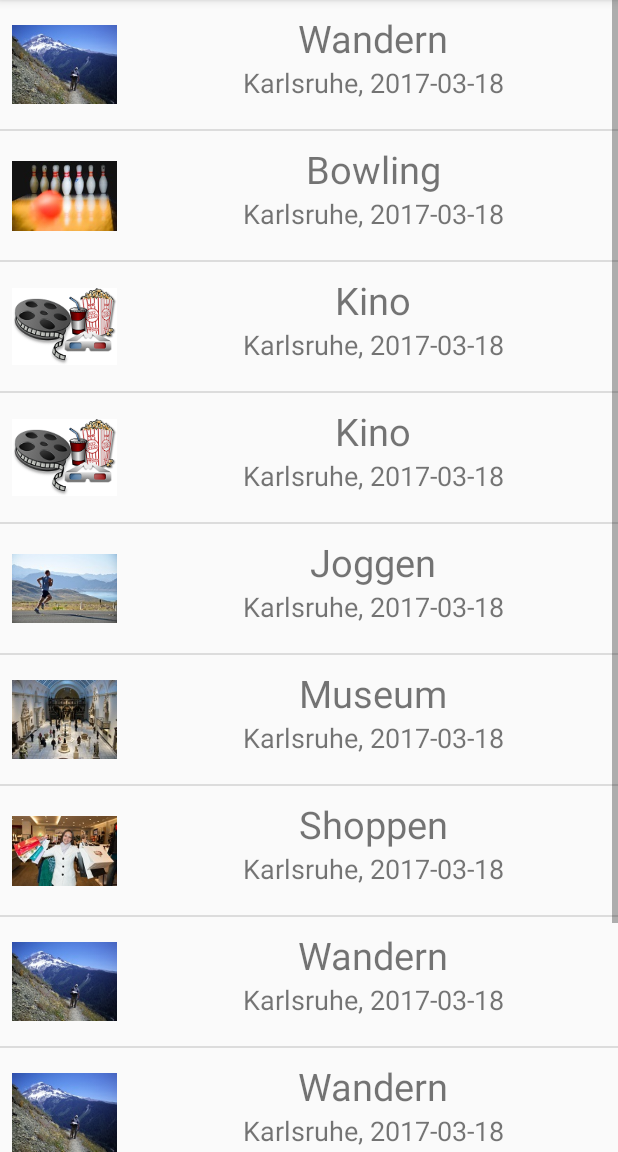
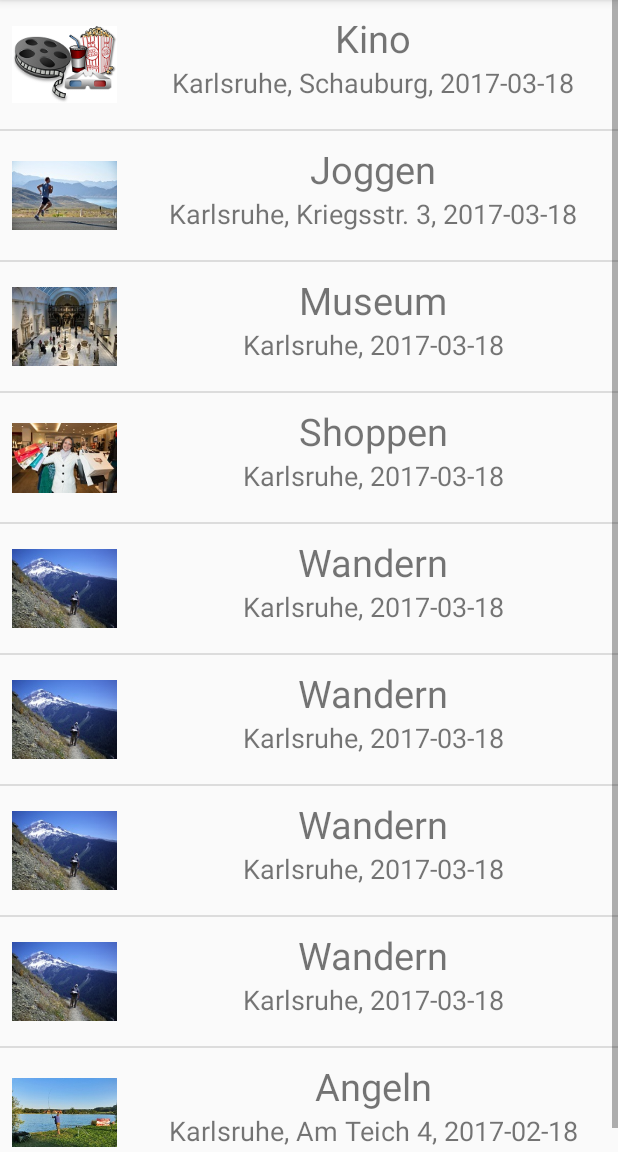
Before and after one commit to julianking1/Rentnertreff, an Android app: the screen it shows after launch (MainActivity), after a tap on an icon or button, on a phone screen of 412 x 824 dp, the part 84-1236 px from its top. Run offline under Robolectric (Android 15) with nearby library versions, the light colour scheme and no system bars.

Commit message:
Tada. I have no idea what I'm doing :D

```diff
--- a/app/src/main/java/com/example/julian/rentnertreff/Activities/MainActivity.java
+++ b/app/src/main/java/com/example/julian/rentnertreff/Activities/MainActivity.java
@@ -65,9 +65,9 @@ public class MainActivity extends AppCompatActivity
          * */
         // Inserting Contacts
         Log.d("Insert: ", "Inserting ..");
-        db.addEvent(new Event(1, "Wandern", "Natur" , "BEschreibung" , "2017-03-18" , "2017-03-18", 0, 1, 5.20, "Karlsruhe", R.drawable.wandern_event_bild, 20, 10, 1, 1, 1, "Wanderschuhe", 3));
-        db.addEvent(new Event(1, "Wandern", "Natur" , "BEschreibung" , "2017-03-18" , "2017-03-18", 0, 0, 5.20, "Karlsruhe", R.drawable.wandern_event_bild, 20, 10, 1, 1, 1, "Wanderschuhe", 3));
-        db.addEvent(new Event(1, "Wandern", "Natur" , "BEschreibung" , "2017-03-18" , "2017-03-18", 0, 0, 5.20, "Karlsruhe", R.drawable.wandern_event_bild, 20, 10, 1, 1, 1, "Wanderschuhe", 3));
+        db.addEvent(new Event(1, "Burgenwandern", "Natur" , "Der Pfälzerwaldverein bietet eine geführte Tour durch die Berge. Wir wandern ca. 3 Stunden über Wiesn und Täler. Besichtigen werden wir unter anderem die Burg Trifeld." , "2017-04-18" , "2017-04-18", 0, 0, 15.00, "Annweiler", R.drawable.burg_event_bild, 30, 12, 1, 0, 1, "Wanderschuhe mitbringen", 0));
+        db.addEvent(new Event(1, "Radtour", "Natur" , "Wir fahren gemütlich mit dem Rad durch die Umgebung Karlsruhes. Unser Begleiter Fritz Mann zeigt uns die schönsten Picknickplätze." , "2017-04-19" , "2017-04-19", 1, 0, 20.20, "Karlsruhe", R.drawable.rad_event_bild, 30, 8, 1, 0, 1, "Helm nicht vergessen!", 0));
+        db.addEvent(new Event(1, "Picknick", "Natur" , "Wir treffen uns im Park und veranstalten ein internationales Frühstück. Gesponsort wird das Essen von der Sprachschule Heiner. Gerne können Sie Fragen zum aktuellen Kursangebot stellen." , "2017-04-11" , "2017-04-11", 1, 0, 5.00, "Karlsruhe Stadtpark", R.drawable.picknick_event_bild, 50, 39, 1, 1, 1, "Wanderschuhe", 3));
         db.addEvent(new Event(1, "Wandern", "Natur" , "BEschreibung" , "2017-03-18" , "2017-03-18", 0, 0, 5.20, "Karlsruhe", R.drawable.wandern_event_bild, 20, 10, 1, 1, 1, "Wanderschuhe", 3));
         db.addEvent(new Event(1, "Wandern", "Natur" , "BEschreibung" , "2017-03-18" , "2017-03-18", 0, 0, 5.20, "Karlsruhe", R.drawable.wandern_event_bild, 20, 10, 1, 1, 1, "Wanderschuhe", 3));
         db.addEvent(new Event(1, "Wandern", "Natur" , "BEschreibung" , "2017-03-18" , "2017-03-18", 0, 0, 5.20, "Karlsruhe", R.drawable.wandern_event_bild, 20, 10, 1, 1, 1, "Wanderschuhe", 3));
@@ -75,11 +75,11 @@ public class MainActivity extends AppCompatActivity
         db.addEvent(new Event(1, "Wandern", "Natur" , "BEschreibung" , "2017-03-18" , "2017-03-18", 0, 0, 5.20, "Karlsruhe", R.drawable.wandern_event_bild, 20, 10, 1, 1, 1, "Wanderschuhe", 3));
         db.addEvent(new Event(1, "Wandern", "Natur" , "BEschreibung" , "2017-03-18" , "2017-03-18", 0, 0, 5.20, "Karlsruhe", R.drawable.wandern_event_bild, 20, 10, 1, 1, 1, "Wanderschuhe", 3));
         db.addEvent(new Event(2, "Angeln", "Natur" , "BEschreibung" , "2017-03-18" , "2017-03-18", 0, 0, 5.20, "Karlsruhe", R.drawable.wandern_event_bild, 20, 10, 1, 1, 1, "Wanderschuhe", 3));
-        db.addEvent(new Event(3, "Bowling", "Unterhaltung" , "BEschreibung" , "2017-03-18" , "2017-03-18", 0, 1, 5.20, "Karlsruhe", R.drawable.bowling_event_bild, 20, 10, 1, 1, 1, "Wanderschuhe", 3));
-        db.addEvent(new Event(4, "Kino", "Unterhaltung" , "BEschreibung" , "2017-03-18" , "2017-03-18", 0, 1, 5.20, "Karlsruhe", R.drawable.kino_event_bild, 20, 10, 1, 1, 1, "Wanderschuhe", 3));
-        db.addEvent(new Event(4, "Kino", "Unterhaltung" , "BEschreibung" , "2017-03-18" , "2017-03-18", 0, 1, 5.20, "Karlsruhe", R.drawable.kino_event_bild, 20, 10, 1, 1, 1, "Wanderschuhe", 3));
-        db.addEvent(new Event(4, "Spieleabend", "Gehirnjogging" , "BEschreibung" , "2017-03-18" , "2017-03-18", 1, 0, 5.2, "Karlsruhe", R.drawable.spiele_event_bild, 20, 10, 1, 1, 1, "Wanderschuhe", 3));
-        db.addEvent(new Event(4, "Joggen", "Sport" , "BEschreibung" , "2017-03-18" , "2017-03-18", 0, 1, 5.20, "Karlsruhe", R.drawable.joggen_event_bild, 20, 10, 1, 1, 1, "Wanderschuhe", 3));
+        db.addEvent(new Event(3, "Bowling", "Unterhaltung" , "Heute bieten wir wieder unser berühmtes Spezial-Angebot an. Im Preis sind 2 Stunden Bowling und das Tagesgericht inklusive. Auf Wunsch veranstalten wir außerdem ein kleines Turnier." , "2017-05-01" , "2017-05-01", 1, 0, 18.20, "Karlsruhe, Hauptstr. 3", R.drawable.bowling_event_bild, 20, 10, 1, 1, 1, "Sportschuhe mitbringen", 0));
+        db.addEvent(new Event(4, "Kino", "Unterhaltung" , "Wir zeigen den Film HONIG IM KOPF im Rentner-Spezial. Zur Vorführung erhalten sie eine heiße Milch mit Honig und eine Brezel gratis." , "2017-03-18" , "2017-03-18", 0, 1, 15.00, "Karlsruhe, Schauburg", R.drawable.kino_event_bild, 50, 40, 1, 1, 0, "keine Sitzplatzreservierung", 3));
+        db.addEvent(new Event(4, "Kino", "Unterhaltung" , "Wir zeigen den Film STIRB LANGSAM 4.0 im Rentner-Spezial. Ein Arzt ist vor Ort, sodass sich Herz-Kreislauf-schwache Zuschauer keine Sorgen machen müssen." , "2017-04-09" , "2017-04-09", 0, 0, 15.20, "Karlsruhe, Schauburg", R.drawable.kino_event_bild, 50, 10, 1, 1, 0, "Getränk gratis", 3));
+        db.addEvent(new Event(4, "Spieleabend", "Gehirnjogging" , "Wir spielen Kniffel im Cafè Bauer. Gerne dürfen auch andere Gesellschaftsspiele mitgebracht werden. Eine heiße Schokolade ist im Preis mit inbegriffen. " , "2017-03-25" , "2017-03-25", 1, 0, 5.2, "Karlsruhe, Café Bauer", R.drawable.spiele_event_bild, 20, 10, 1, 1, 1, " ein Heißgetränk gratis", 3));
+        db.addEvent(new Event(4, "Joggen", "Sport" , "Das Fitness Center möchte eine neue Laufgruppe speziell für Rentner ins Leben rufen. Zum ersten gemeinsamen Laufen treffen wir uns vor dem Eingang. Auch Nicht-Mitglieder sind eingeladen an der Veranstaltung teilzunehmen." , "2017-03-18" , "2017-03-18", 0, 1, 4.20, "Karlsruhe, Kriegsstr. 3", R.drawable.joggen_event_bild, 20, 14, 1, 0, 0, "Sportschuhe", 4));
         db.addEvent(new Event(4, "Museum", "Kultur" , "BEschreibung" , "2017-03-18" , "2017-03-18", 0, 1, 5.20, "Karlsruhe", R.drawable.museum_event_bild, 20, 10, 1, 1, 1, "Wanderschuhe", 3));
         db.addEvent(new Event(4, "Shoppen", "Alltag" , "BEschreibung" , "2017-03-18" , "2017-03-18", 0, 1, 5.20, "Karlsruhe", R.drawable.shoppen_event_bild, 20, 10, 1, 1, 1, "Wanderschuhe", 3));
         db.addEvent(new Event(1, "Wandern", "Natur" , "BEschreibung" , "2017-03-18" , "2017-03-18", 0, 0, 5.20, "Karlsruhe", R.drawable.wandern_event_bild, 20, 10, 1, 1, 1, "Wanderschuhe", 3));
@@ -91,14 +91,14 @@ public class MainActivity extends AppCompatActivity
         db.addEvent(new Event(1, "Wandern", "Natur" , "BEschreibung" , "2017-03-18" , "2017-03-18", 0, 1, 5.20, "Karlsruhe", R.drawable.wandern_event_bild, 20, 10, 1, 1, 1, "Wanderschuhe", 3));
         db.addEvent(new Event(1, "Wandern", "Natur" , "BEschreibung" , "2017-03-18" , "2017-03-18", 0, 0, 5.20, "Karlsruhe", R.drawable.wandern_event_bild, 20, 10, 1, 1, 1, "Wanderschuhe", 3));
         db.addEvent(new Event(1, "Wandern", "Natur" , "BEschreibung" , "2017-03-18" , "2017-03-18", 0, 0, 5.20, "Karlsruhe", R.drawable.wandern_event_bild, 20, 10, 1, 1, 1, "Wanderschuhe", 3));
-        db.addEvent(new Event(2, "Angeln", "Natur" , "BEschreibung" , "2017-03-18" , "2017-03-18", 0, 0, 5.20, "Karlsruhe", R.drawable.wandern_event_bild, 20, 10, 1, 1, 1, "Wanderschuhe", 3));
+        db.addEvent(new Event(2, "Angeln", "Natur" , "Der Angel-Club bietet einen Schnupperkurs an. Wir werden Fische fangen, grillen und dann essen. Wer außerdem eine Runde schwimmen möchte, sollte ein Handtuch nicht vergessen. Die Ausrüstung stellt der Club. " , "2017-02-18" , "2017-02-18", 0, 1, 20.20, "Karlsruhe, Am Teich 4", R.drawable.angeln_event_bild, 20, 10, 1, 1, 1, "Festes Schuhwerk!", 4));
         db.addEvent(new Event(3, "Bowling", "Unterhaltung" , "BEschreibung" , "2017-03-18" , "2017-03-18", 0, 0, 5.20, "Karlsruhe", R.drawable.bowling_event_bild, 20, 10, 1, 1, 1, "Wanderschuhe", 3));
         db.addEvent(new Event(4, "Kino", "Unterhaltung" , "BEschreibung" , "2017-03-18" , "2017-03-18", 0, 0, 5.20, "Karlsruhe", R.drawable.kino_event_bild, 20, 10, 1, 1, 1, "Wanderschuhe", 3));
         db.addEvent(new Event(4, "Kino", "Unterhaltung" , "BEschreibung" , "2017-03-18" , "2017-03-18", 0, 0, 5.20, "Karlsruhe", R.drawable.kino_event_bild, 20, 10, 1, 1, 1, "Wanderschuhe", 3));
         db.addEvent(new Event(4, "Spieleabend", "Gehirnjogging" , "BEschreibung" , "2017-03-18" , "2017-03-18", 1, 0, 5.2, "Karlsruhe", R.drawable.spiele_event_bild, 20, 10, 1, 1, 1, "Wanderschuhe", 3));
         db.addEvent(new Event(4, "Joggen", "Sport" , "BEschreibung" , "2017-03-18" , "2017-03-18", 0, 0, 5.20, "Karlsruhe", R.drawable.joggen_event_bild, 20, 10, 1, 1, 1, "Wanderschuhe", 3));
         db.addEvent(new Event(4, "Museum", "Kultur" , "BEschreibung" , "2017-03-18" , "2017-03-18", 0, 0, 5.20, "Karlsruhe", R.drawable.museum_event_bild, 20, 10, 1, 1, 1, "Wanderschuhe", 3));
-        db.addEvent(new Event(4, "Shoppen", "Alltag" , "BEschreibung" , "2017-03-28" , "2017-03-28", 1, 0, 5.20, "Karlsruhe", R.drawable.shoppen_event_bild, 20, 10, 1, 1, 1, "Wanderschuhe", 3));
+        db.addEvent(new Event(4, "Shoppen", "Alltag" , "Jugendliche bieten an, die Einkaufstaschen zu tragen. Wir treffen uns am Eingang des Ettlinger Tors. Der Jugendtreff sammelt für den Ausbau des Klubraumes und freut sich über eine kleine Spende. " , "2017-03-28" , "2017-03-28", 1, 0, 0.00, "Karlsruhe, Ettlinger Tor", R.drawable.shoppen_event_bild, 30, 14, 1, 1, 0, "Einkaufsliste mitbringen", 3));
 
     }
 
```
